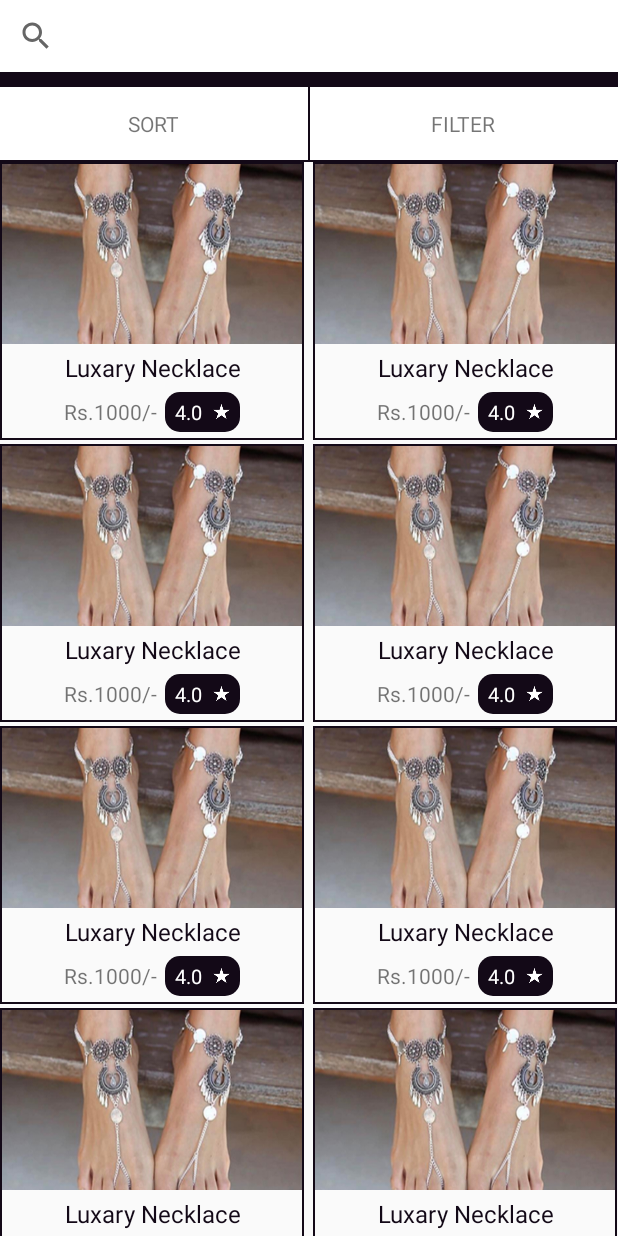
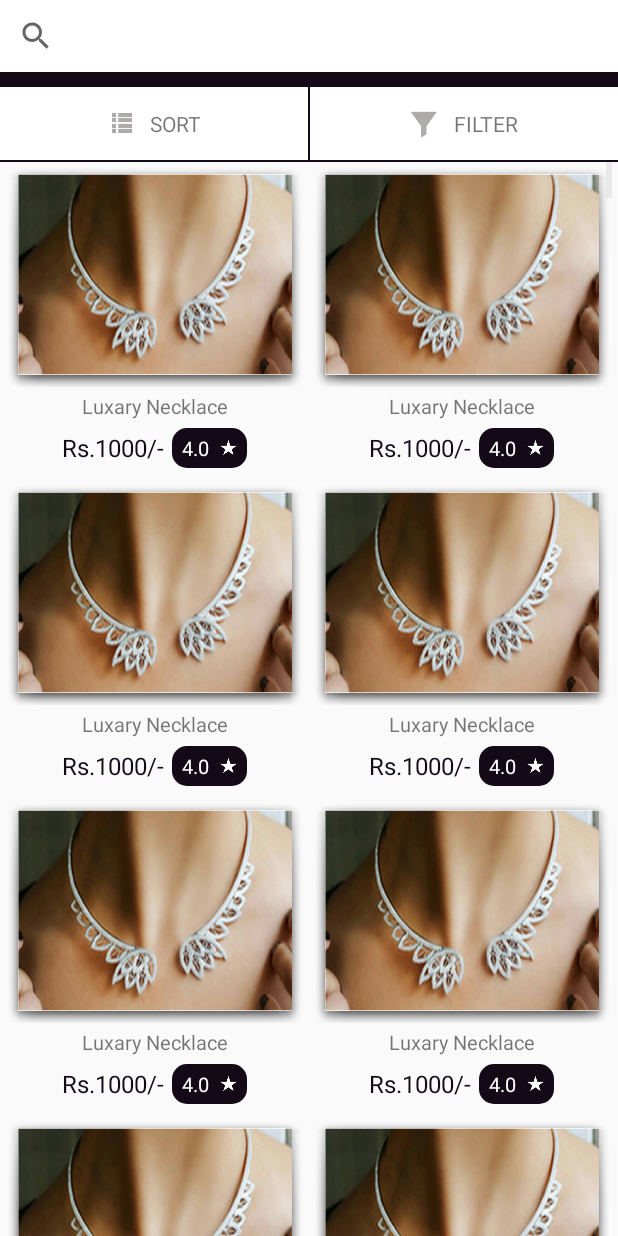
Before and after one commit to rahulrainaaa/ForeverMyAngle, an Android app: the SearchProductActivity screen opened directly, with no data from a screen before it, on a phone screen of 412 x 824 dp. Run offline under Robolectric (Android 15) with nearby library versions, the phone set to English and light mode, and no system bars; network calls fail.

Commit message:
Initial Commit

```diff
--- a/app/src/main/AndroidManifest.xml
+++ b/app/src/main/AndroidManifest.xml
@@ -26,7 +26,10 @@
         <activity
             android:name=".activity.DashboardActivity"
             android:screenOrientation="portrait" />
-        <activity android:name=".activity.SearchProductActivity" />
+
+        <activity
+            android:name=".activity.SearchProductActivity"
+            android:screenOrientation="portrait" />
 
         <receiver
             android:name=".receiver.ConnectionBroadcastReceiver"
--- a/app/src/main/res/layout/activity_search.xml
+++ b/app/src/main/res/layout/activity_search.xml
@@ -25,6 +25,7 @@
         android:layout_width="match_parent"
         android:layout_height="50dp"
         android:background="@color/colorPrimaryDark"
+        android:gravity="center"
         android:orientation="horizontal"
         android:paddingBottom="1dp"
         android:weightSum="2">
@@ -37,9 +38,15 @@
             android:background="@android:color/white"
             android:gravity="center">
 
+            <ImageView
+                android:layout_width="20dp"
+                android:layout_height="20dp"
+                android:src="@drawable/sort" />
+
             <TextView
                 android:layout_width="wrap_content"
                 android:layout_height="wrap_content"
+                android:layout_marginLeft="10dp"
                 android:text="SORT" />
 
         </LinearLayout>
@@ -51,9 +58,15 @@
             android:background="@android:color/white"
             android:gravity="center">
 
+            <ImageView
+                android:layout_width="20dp"
+                android:layout_height="20dp"
+                android:src="@drawable/filter" />
+
             <TextView
                 android:layout_width="wrap_content"
                 android:layout_height="wrap_content"
+                android:layout_marginLeft="10dp"
                 android:text="FILTER" />
 
         </LinearLayout>
@@ -64,8 +77,10 @@
         android:id="@+id/product_listview"
         android:layout_width="match_parent"
         android:layout_height="match_parent"
-        android:verticalSpacing="3dp"
+        android:layout_marginLeft="4dp"
+        android:layout_marginRight="4dp"
         android:horizontalSpacing="6dp"
-        android:numColumns="2" />
+        android:numColumns="2"
+        android:verticalSpacing="3dp" />
 
 </LinearLayout>
--- a/app/src/main/res/layout/item_gridview_product.xml
+++ b/app/src/main/res/layout/item_gridview_product.xml
@@ -2,17 +2,15 @@
 <LinearLayout xmlns:android="http://schemas.android.com/apk/res/android"
     android:layout_width="match_parent"
     android:layout_height="wrap_content"
-    android:background="@drawable/outline_box_product"
     android:gravity="center"
     android:orientation="vertical">
 
     <ImageView
-        android:layout_width="wrap_content"
-        android:layout_height="120dp"
-        android:layout_margin="1dp"
-        android:background="@drawable/outline_box_product"
+        android:layout_width="match_parent"
+        android:layout_height="150dp"
+        android:background="@android:drawable/dialog_holo_light_frame"
         android:scaleType="fitXY"
-        android:src="@drawable/temp_f" />
+        android:src="@drawable/temp_a" />
 
     <LinearLayout
         android:layout_width="wrap_content"
@@ -26,8 +24,7 @@
             android:layout_height="wrap_content"
             android:gravity="center"
             android:text="Luxary Necklace"
-            android:textColor="@color/colorPrimaryDark"
-            android:textSize="16dp" />
+            android:textSize="13dp" />
 
         <LinearLayout
             android:layout_width="wrap_content"
@@ -40,9 +37,10 @@
             <TextView
                 android:layout_width="match_parent"
                 android:layout_height="wrap_content"
+                android:layout_marginRight="5dp"
                 android:text="Rs.1000/-"
-                android:layout_marginRight="5dp"
-                android:textSize="14dp" />
+                android:textColor="@color/colorPrimaryDark"
+                android:textSize="16dp" />
 
             <LinearLayout
                 android:layout_width="wrap_content"
```
Also changed, not shown: app/src/main/res/layout/elv_category_item.xml (+6 -2 lines), app/src/main/res/layout/elv_subcategory_item.xml (+21 -3 lines), app/src/main/res/layout/fragment_category_dashboard.xml (+9 -1 lines), app/src/main/res/drawable/filter.png (added), app/src/main/res/drawable/sort.png (added).
